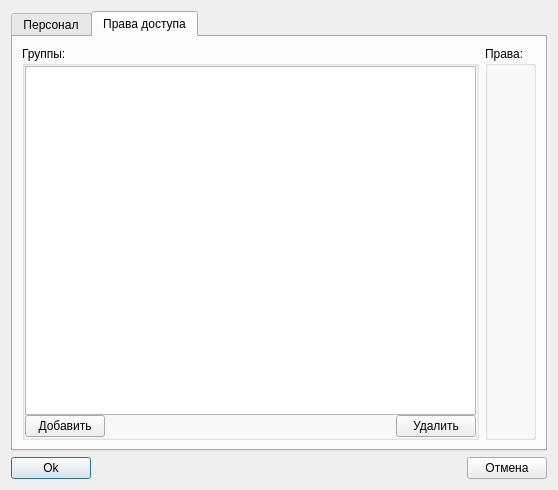
Qt form usermanagementdialog.ui (eboladev/XPPC) before a commit.
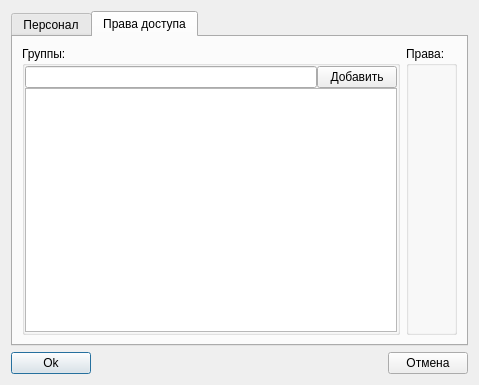
The same form after that commit. The open tabs and pages were chosen to show the change. Custom widgets are drawn as their Qt base class.

Patch:
```diff
--- a/usermanagementdialog.ui
+++ b/usermanagementdialog.ui
@@ -6,8 +6,8 @@
    <rect>
     <x>0</x>
     <y>0</y>
-    <width>558</width>
-    <height>490</height>
+    <width>479</width>
+    <height>385</height>
    </rect>
   </property>
   <property name="windowTitle">
@@ -208,40 +208,23 @@
           <property name="spacing">
            <number>0</number>
           </property>
-          <item row="1" column="0">
+          <item row="0" column="0">
+           <widget class="QLineEdit" name="lineEditGroupName"/>
+          </item>
+          <item row="0" column="1">
            <widget class="QPushButton" name="pushButtonAddGroup">
             <property name="text">
              <string>Добавить</string>
             </property>
            </widget>
           </item>
-          <item row="1" column="2">
-           <widget class="QPushButton" name="pushButtonDeleteGroup">
-            <property name="text">
-             <string>Удалить</string>
-            </property>
-           </widget>
-          </item>
-          <item row="0" column="0" colspan="3">
+          <item row="1" column="0" colspan="2">
            <widget class="QListView" name="listViewGroups">
             <property name="alternatingRowColors">
              <bool>true</bool>
             </property>
            </widget>
           </item>
-          <item row="1" column="1">
-           <spacer name="horizontalSpacer_3">
-            <property name="orientation">
-             <enum>Qt::Horizontal</enum>
-            </property>
-            <property name="sizeHint" stdset="0">
-             <size>
-              <width>40</width>
-              <height>20</height>
-             </size>
-            </property>
-           </spacer>
-          </item>
          </layout>
         </widget>
        </item>
```
Left out of the diff: 2 changed lines with no effect on the pictures.
